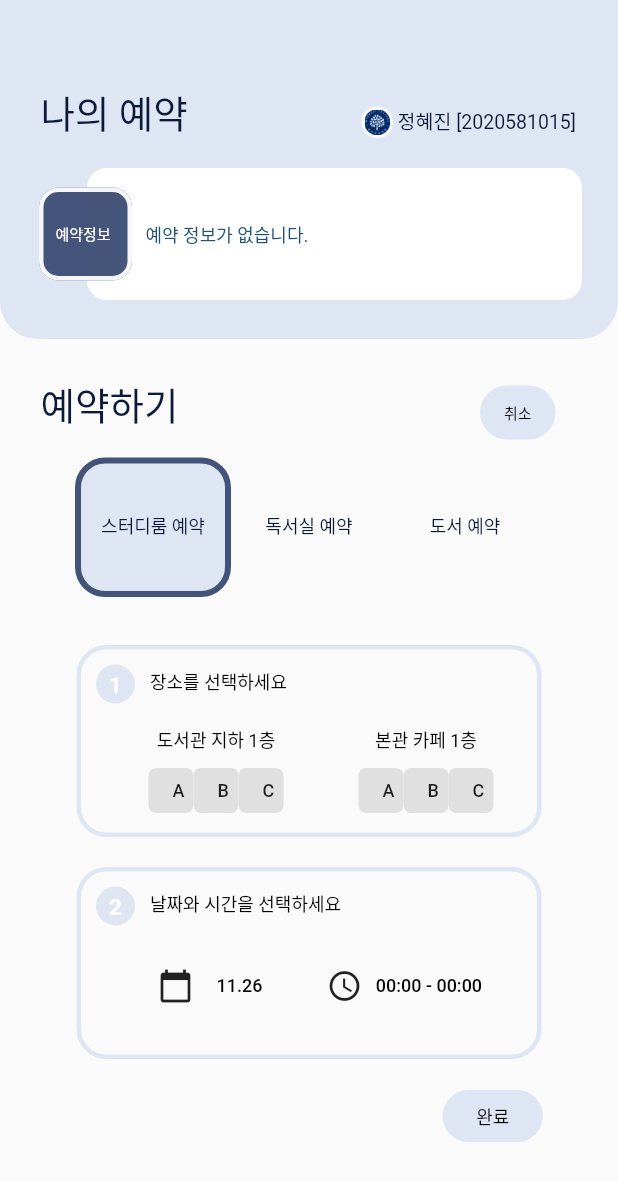
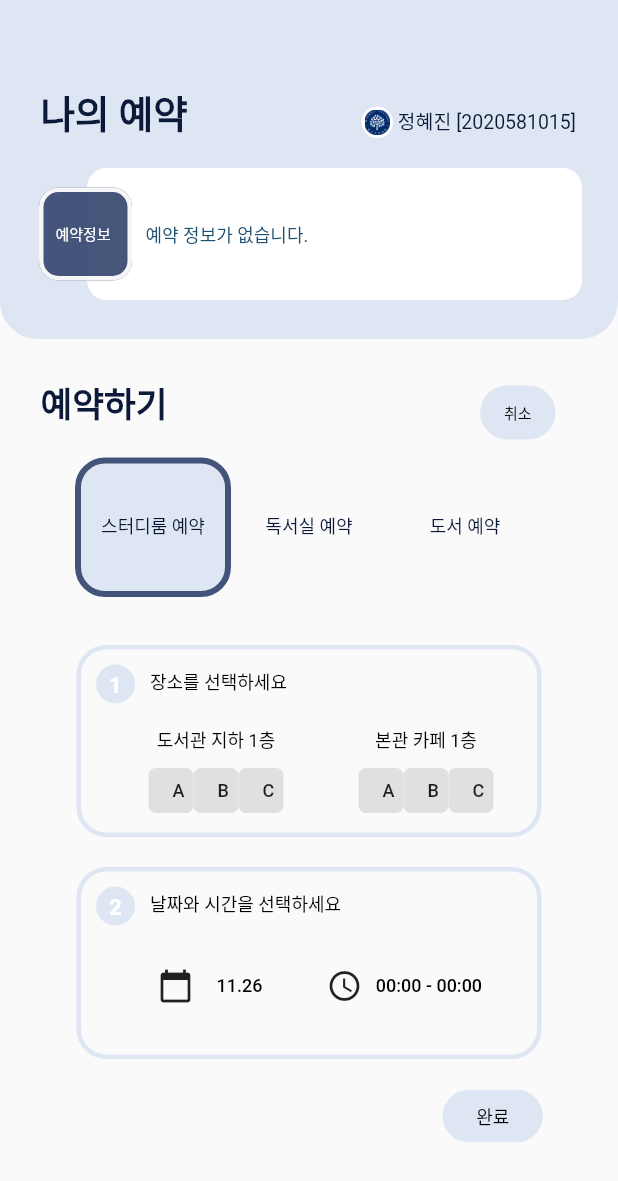
Before and after one commit to suzumsz/Everything_Jeon, a Flutter app: the ReservationAppPage screen opened directly, on a phone screen of 412 x 824 dp. Shown: the top 1181 px of the screen. Run offline on Flutter 3.47's test engine with Material 2 defaults, Android fonts, the phone set to English and light mode, and no system bars; our stand-ins replace circular_check_box, cloud_firestore, firebase_auth, firebase_core, flutter_calendar_carousel, image_picker; missing offline and left inert: adobe_xd, flutter_barcode_scanner, syncfusion_flutter_barcodes; accounts and stored records are empty; Roboto replaces fonts that are missing (DX유니고딕 20).

Commit message:
예약히기 fontsize 조정

```diff
--- a/lib/ReservationPage.dart
+++ b/lib/ReservationPage.dart
@@ -421,6 +421,7 @@ class MyApp extends State<ReservationAppPage>
           child: Text(
             '나의 예약',
             style: TextStyle(
+              fontWeight: FontWeight.bold,
               fontFamily: 'DX유니고딕 20',
               fontSize: 25,
               color: const Color(0xff0c1939),
@@ -433,8 +434,9 @@ class MyApp extends State<ReservationAppPage>
           child: Text(
             '예약하기',
             style: TextStyle(
+              fontWeight: FontWeight.bold,
               fontFamily: 'DX유니고딕 20',
-              fontSize: 25,
+              fontSize: 23,
               color: const Color(0xff0c1939),
             ),
             textAlign: TextAlign.left,
```
